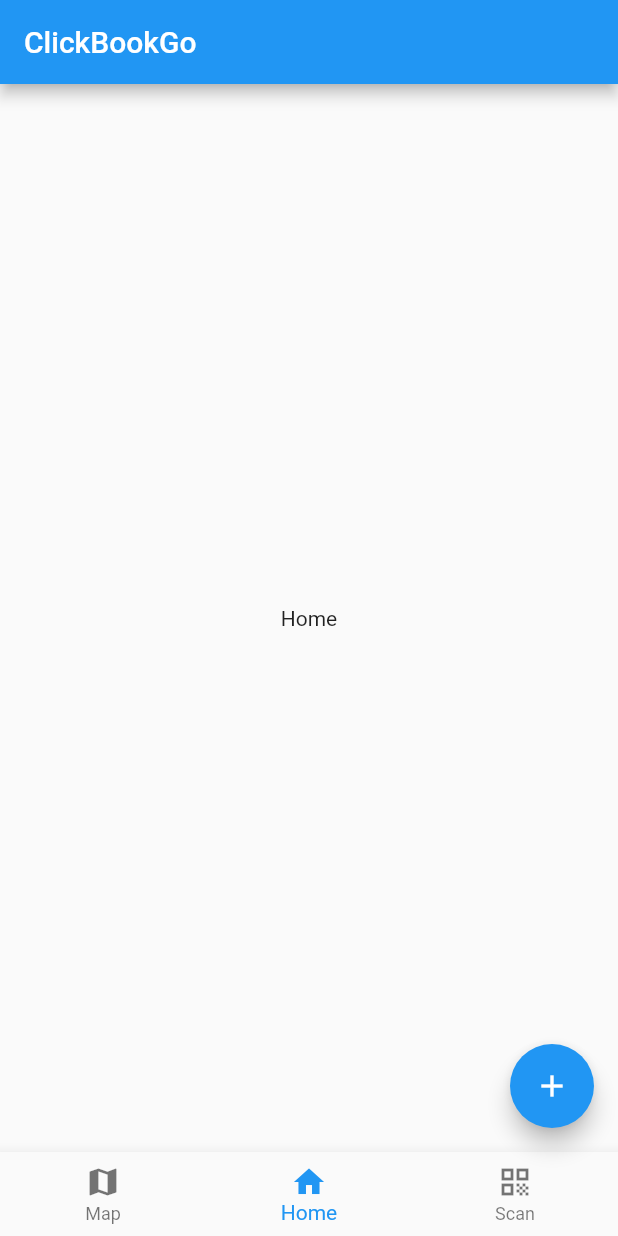
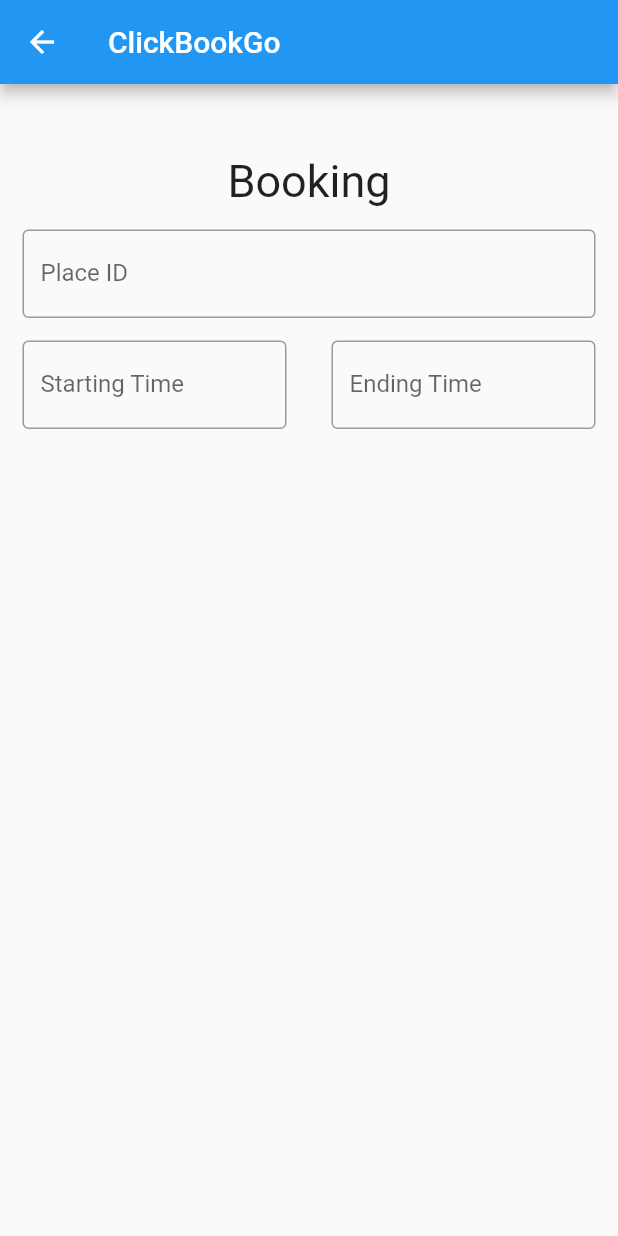
Before and after one commit to YavuzErkal/bookify, a Flutter app: the screen it shows after launch, after a tap on "Login", after a tap on the "add" icon, on a phone screen of 412 x 824 dp. Run offline on Flutter 3.47's test engine with Material 2 defaults, Android fonts, the phone set to English and light mode, and no system bars.

Commit message:
First version of Full Booking screen

```diff
--- /dev/null
+++ b/bookify/lib/screens/fullBooking.dart
@@ -0,0 +1,91 @@
+import 'package:flutter/material.dart';
+
+import 'layout.dart';
+
+class FullBooking extends StatefulWidget{
+  @override
+  _FullBookingState createState() => _FullBookingState();
+}
+
+class _FullBookingState extends State<FullBooking>{
+  @override
+  Widget build(BuildContext context) {
+    return Scaffold(
+      appBar: AppBar(
+        title: Text("ClickBookGo"),
+      ),
+      body: Container(
+        child: Column(
+          children: [
+            Container(  //Name Row
+                margin: const EdgeInsets.only(top: 32),
+                //place id Heading+enter field container
+                child: Column(
+                  children: [
+                    Container(
+                      child: Padding(
+                        padding: const EdgeInsets.only(left:15.0,right: 15.0,top:15,bottom: 0),
+                        child: Text(
+                          "Booking",
+                          style: TextStyle(fontSize: 30.0),
+                        ),
+                      ),
+                    ),
+                    Padding(
+                      padding: const EdgeInsets.only(left:15.0,right: 15.0,top:15,bottom: 0),
+                      //padding: EdgeInsets.symmetric(horizontal: 15),
+                      child: TextField(
+                        decoration: InputDecoration(
+                            border: OutlineInputBorder(),
+                            labelText: 'Place ID',
+                            hintText: 'Enter your place ID'),
+                      ),
+                    ),
+
+                    Container(
+                    child: Row(
+                      mainAxisSize: MainAxisSize.min,
+                      children: [
+                        Expanded(
+                        child: Padding(
+                          padding: const EdgeInsets.only(left:15.0,right: 15.0,top:15,bottom: 0),
+                          child: TextField(
+                            decoration: InputDecoration(
+                                border: OutlineInputBorder(),
+                                labelText: 'Starting Time',
+                                hintText: 'Enter your desired starting time'),
+                          ),
+                        ),
+                        ),
+                        /*Expanded(
+                          child: Padding(
+                            padding: const EdgeInsets.only(left:0,right: 0,top:15,bottom: 0),
+                            child: Text(
+                                  "-"
+                              ),
+                            ),
+                          ),*/
+                        Expanded(
+                          child: Padding(
+                            padding: const EdgeInsets.only(left:15.0,right: 15.0,top:15,bottom: 0),
+                            child: TextField(
+                              decoration: InputDecoration(
+                                  border: OutlineInputBorder(),
+                                  labelText: 'Ending Time',
+                                  hintText: 'Enter your desired ending time'),
+                            ),
+                          ),
+                        ),
+                      ],
+                    ),
+                    ),
+                  ],
+                )
+            ),
+            //Place ID
+          ],
+        )
+      ),
+    );
+  }
+}
--- a/bookify/lib/screens/layout.dart
+++ b/bookify/lib/screens/layout.dart
@@ -1,3 +1,4 @@
+import 'package:bookify/screens/fullBooking.dart';
 import 'package:flutter/material.dart';
 
 import 'dummy.dart';
@@ -55,7 +56,8 @@ class _LayoutState extends State<Layout> {
       floatingActionButton: FloatingActionButton(
           child: Icon(Icons.add),
           onPressed: () {
-
+            Navigator.push(
+                context, MaterialPageRoute(builder: (_) => FullBooking()));
           }),
     );
   }
```
